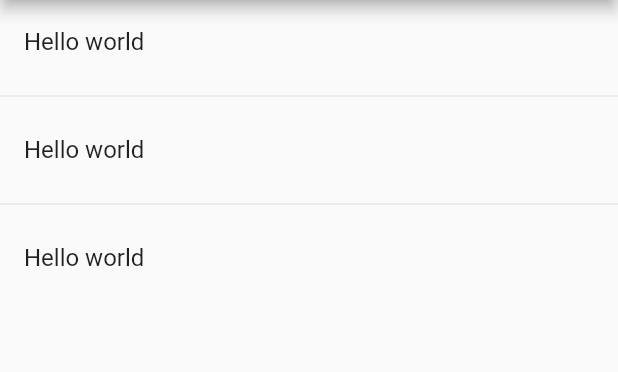
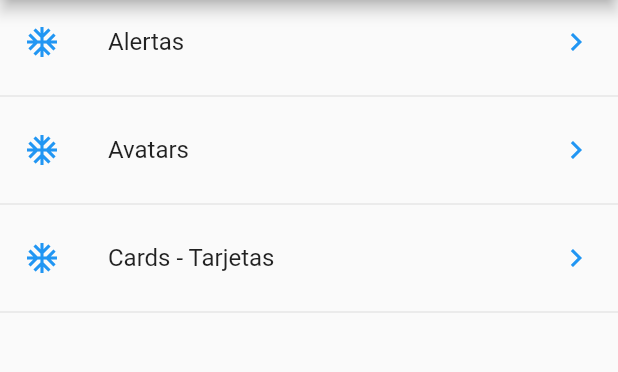
Before and after one commit to dtlucho/flutter_components, a Flutter app: the screen it shows after launch, on a phone screen of 412 x 824 dp, the part 84-456 px from its top. Run offline on Flutter 3.47's test engine with Material 2 defaults, Android fonts, the phone set to English and light mode, and no system bars.

Commit message:
building list with future builder

```diff
--- a/lib/src/pages/home_page.dart
+++ b/lib/src/pages/home_page.dart
@@ -16,26 +16,34 @@ class HomePage extends StatelessWidget {
   }
 
   Widget _list() {
-    print(menuProvider.options);
-
-    return ListView(
-      children: _listItems(),
+    // print(menuProvider.options);
+    return FutureBuilder(
+      future: menuProvider.loadData(),
+      initialData: const [],
+      builder: (BuildContext context, AsyncSnapshot<List<dynamic>> snapshot) {
+        return ListView(
+          children: _listItems(snapshot.data),
+        );
+      },
     );
   }
 
-  List<Widget> _listItems() {
-    return const [
-      ListTile(
-        title: Text("Hello world"),
-      ),
-      Divider(),
-      ListTile(
-        title: Text("Hello world"),
-      ),
-      Divider(),
-      ListTile(
-        title: Text("Hello world"),
-      ),
-    ];
+  List<Widget> _listItems(List<dynamic>? data) {
+    final List<Widget> options = [];
+
+    for (var option in data!) {
+      final tempWidget = ListTile(
+        leading: const Icon(Icons.ac_unit, color: Colors.blue),
+        title: Text(option['text']),
+        trailing: const Icon(Icons.keyboard_arrow_right, color: Colors.blue),
+        onTap: () {},
+      );
+
+      options
+        ..add(tempWidget)
+        ..add(const Divider());
+    }
+
+    return options;
   }
 }
```
